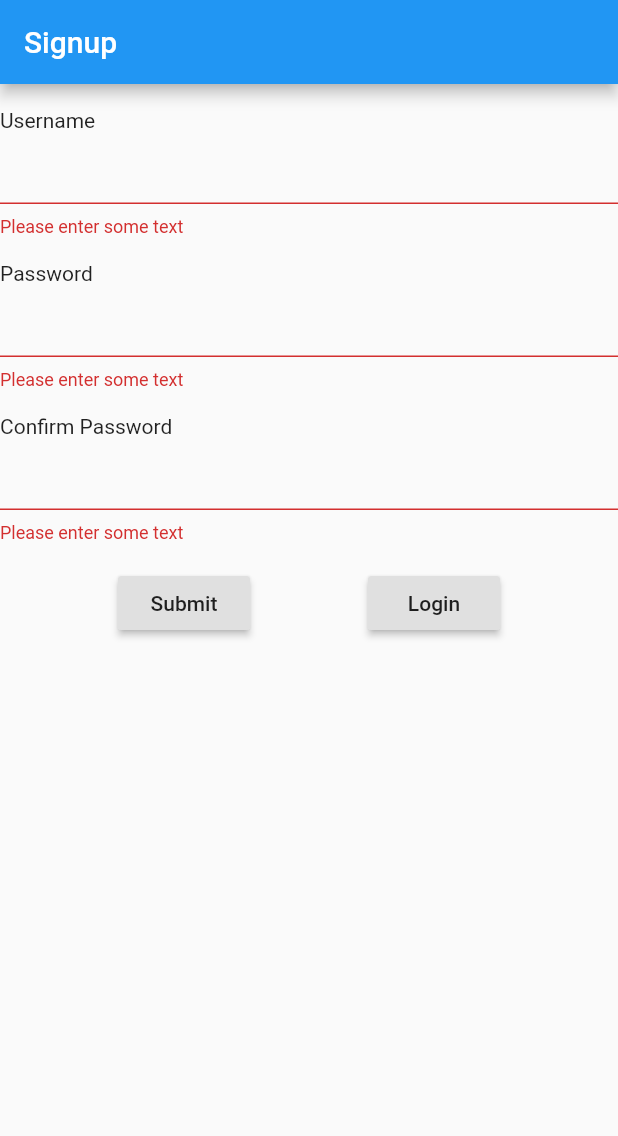
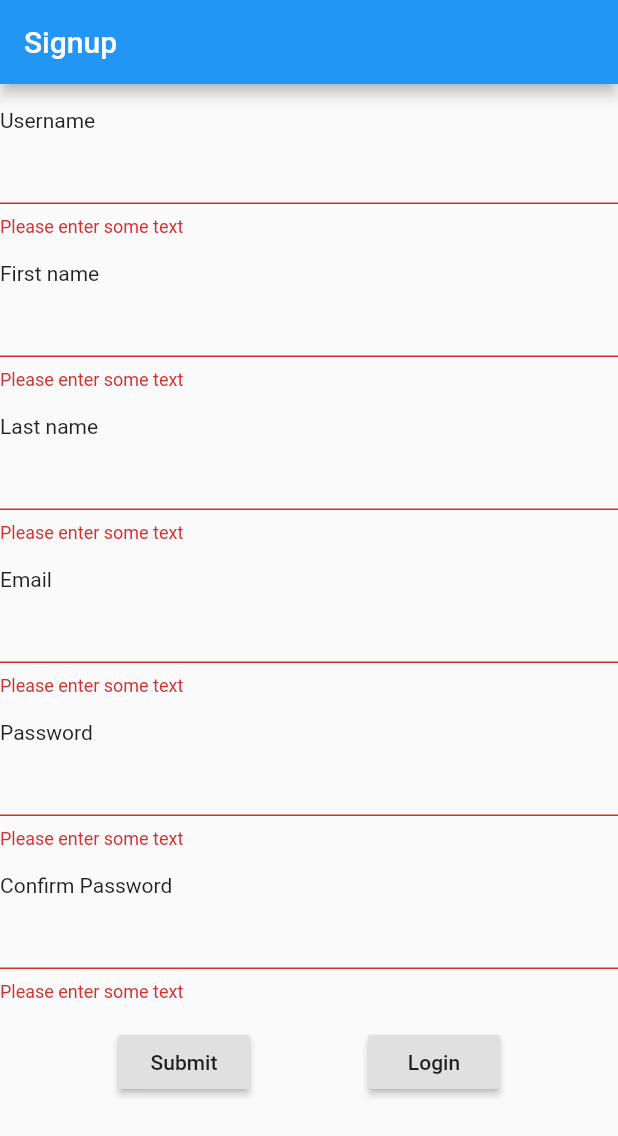
Before and after one commit to ashish-221b/location_app, a Flutter app: the screen it shows after launch, after a tap on "Log In", after a tap on "Sign Up", after a tap on "Submit", on a phone screen of 412 x 824 dp. Shown: the top 1136 px of the screen. Run offline on Flutter 3.47's test engine with Material 2 defaults, Android fonts, the phone set to English and light mode, and no system bars; our stand-ins replace flutter_typeahead; missing offline and left inert: wifi_iot; network calls fail.

Commit message:
minor changes

```diff
--- a/lib/Signup.dart
+++ b/lib/Signup.dart
@@ -7,11 +7,14 @@ class Signup extends StatefulWidget {
   @override
   _SignupState createState() => new _SignupState();
 }
-
+// username first_name last_name email password confirm_password
 class _SignupState extends State<Signup> {
   final String login_url= config.url + config.signup;
   final _formKey = GlobalKey<FormState>();
   final control_usr = TextEditingController();
+  final control_fir = TextEditingController();
+  final control_las = TextEditingController();
+  final control_ema = TextEditingController();
   final control_pwd = TextEditingController();
   final control_pwd_con = TextEditingController();
 
@@ -67,6 +70,42 @@ class _SignupState extends State<Signup> {
                     }
                   },
                   controller: control_usr,
+                ),
+                Padding(
+                  padding: const EdgeInsets.fromLTRB(0.0,16.0,0.0,0.0),
+                  child : Text('First name'),
+                ),
+                TextFormField(
+                  validator: (value) {
+                    if (value.isEmpty) {
+                      return 'Please enter some text';
+                    }
+                  },
+                  controller: control_fir,
+                ),
+                Padding(
+                  padding: const EdgeInsets.fromLTRB(0.0,16.0,0.0,0.0),
+                  child : Text('Last name'),
+                ),
+                TextFormField(
+                  validator: (value) {
+                    if (value.isEmpty) {
+                      return 'Please enter some text';
+                    }
+                  },
+                  controller: control_las,
+                ),
+                Padding(
+                  padding: const EdgeInsets.fromLTRB(0.0,16.0,0.0,0.0),
+                  child : Text('Email'),
+                ),
+                TextFormField(
+                  validator: (value) {
+                    if (value.isEmpty) {
+                      return 'Please enter some text';
+                    }
+                  },
+                  controller: control_ema,
                 ),
                 Padding(
                   padding: const EdgeInsets.fromLTRB(0.0,16.0,0.0,0.0),
--- a/lib/Wifi_Api.dart
+++ b/lib/Wifi_Api.dart
@@ -4,6 +4,7 @@ import 'package:wifi_iot/wifi_iot.dart';
 import 'session.dart';
 import 'dart:convert' as JSON;
 import 'drawer.dart';
+import 'config.dart';
 
 const String STA_DEFAULT_SSID = "STA_SSID";
 const String STA_DEFAULT_PASSWORD = "STA_PASSWORD";
@@ -32,7 +33,7 @@ class _WifiLocState extends State<WifiLoc> {
   String _sPreviousAPSSID = "";
   String _sPreviousPreSharedKey = "";
   Session messenger = new Session();
-  final String logout_url="http://192.168.0.110:8080/Server/LogoutServlet";
+  final String logout_url=config.url+config.logout;
   List<WifiNetwork> _htResultNetwork;
   bool _isEnabled = false;
   bool _isConnected = false;
@@ -183,6 +184,7 @@ class _WifiLocState extends State<WifiLoc> {
             title: new Text('Get WifiList'),
             actions: <Widget>[
             new IconButton(icon: const Icon(Icons.exit_to_app), onPressed: (){
+              print(logout_url);
               messenger.get(logout_url).then((t)=>setState((){
                 print(t);
                 final m = JSON.jsonDecode(t);
--- a/lib/config.dart
+++ b/lib/config.dart
@@ -1,8 +1,12 @@
 class config{
-  static const String url  = "http://192.168.0.110:8080/Server";
-  static const String login = "/LoginServlet";
+//  static const String url  = "http://192.168.1.114:8080/Server";
+  static const String url  = "http://10.129.3.5:8080/SpotMe";
+//  static const String login = "/LoginServlet";
+  static const String login = "/slogin/";
   static const String signup = "/SignupServlet";
-  static const String logout = "/LogoutServlet";
+//  static const String logout = "/LogoutServlet";
+  static const String logout = "/slogout/";
+  static const String register = "/scourse_reg/";
   static const String create = "/CreateConversation";
   static const String auto = "/AutoCompleteUser";
 }
--- a/lib/drawer.dart
+++ b/lib/drawer.dart
@@ -9,6 +9,7 @@ import 'package:flutter/services.dart';
 
 class App_Drawer extends StatelessWidget {
   final String logout_url= config.url + config.logout;
+  int ticks = 0;
   StreamSubscription periodicSub;
   Session messenger = new Session();
   @override
@@ -61,13 +62,19 @@ class App_Drawer extends StatelessWidget {
           ListTile(
             title: Text('My Account'),
             onTap: () {
-              // Update the state of the app
-              // ...
-              // Then close the drawer
               print("Choosen My Account");
               periodicSub = new Stream.periodic(const Duration(milliseconds: 1000))
-                  .take(10)
-                  .listen((_) => print('tick'));
+                  .take(11)
+                  .listen((_){
+                  print(ticks);
+                  ticks++;
+                  messenger.get(config.url + config.login + "?test=" + ticks.toString())
+                      .then((t){print(t);});
+                  if(ticks > 10){
+                    this.periodicSub.cancel();
+                    ticks=0;
+                  }
+              });//this.periodicSub.cancel());
 //              Navigator.pushReplacementNamed(context, '/wifi_loc');
             },
           ),
@@ -75,7 +82,7 @@ class App_Drawer extends StatelessWidget {
             title: Text('Logout'),
             onTap: () {
               print(logout_url);
-                messenger.get(logout_url).then((t){
+                messenger.post(logout_url,{}).then((t){
                   print(t);
                   final m = JSON.jsonDecode(t);
                   if(m["status"]){
--- a/lib/login.dart
+++ b/lib/login.dart
@@ -28,6 +28,7 @@ class _LoginState extends State<Login> {
         Scaffold.of(context)
             .showSnackBar(SnackBar(content: Text('Aw Snap! something went wrong')));
       }else{
+        print(response);
         final json = JSON.jsonDecode(response);
         print(json);
         if(json["status"]){
@@ -105,7 +106,7 @@ class _LoginState extends State<Login> {
                             height: 50.0,
                             onPressed: () {
                               if (_formKey.currentState.validate()) {
-  //                            print(control_usr.text);
+                              print(control_pwd.text);
                                 Session messenger = new Session();
                                 messenger.post(login_url, {"userid" : control_usr.text,"password" : control_pwd.text})
                                     .then((t) => this._updatestate(context, t));
--- a/lib/register.dart
+++ b/lib/register.dart
@@ -6,6 +6,7 @@ import 'dart:async';
 import 'dart:convert' as JSON;
 import 'chatdetails.dart';
 import 'drawer.dart';
+import 'config.dart';
 
 class Register extends StatefulWidget {
   @override
@@ -31,6 +32,7 @@ class _RegisterState extends State<Register> {
 
   }
   Widget build(BuildContext context) {
+    final String register = config.url + config.register;
     return Scaffold(
       appBar: AppBar(
         title: Text("Register For Course"),
@@ -78,11 +80,11 @@ class _RegisterState extends State<Register> {
                   padding: const EdgeInsets.symmetric(vertical: 16.0),
                   child: RaisedButton(
                     onPressed: () {
-//                      if (_formKey_reg.currentState.validate()) {
-//                        Session messenger = new Session();
-//                        messenger.post(login_url, {"userid" : control_course.text,"password" : control_token.text})
-//                            .then((t) => this._updatestate(context, t));
-//                      }
+                      if (_formKey_reg.currentState.validate()) {
+                        Session messenger = new Session();
+                        messenger.post(register, {"course_id" : control_course.text,"session_token" : control_token.text})
+                            .then((t) => print(t));
+                      }
                       print({"course" : control_course.text,"token" : control_token.text});
                     },
                     child: Text('Submit'),
```
